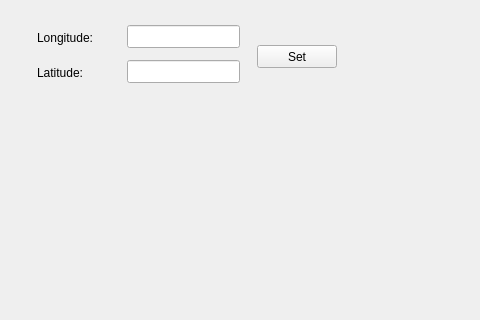
c1rrandhu/Maps-API, file main.ui: the form before one commit; both pictures show x 373 to 853 and y 0 to 320 of the 853 by 714 pixel window.
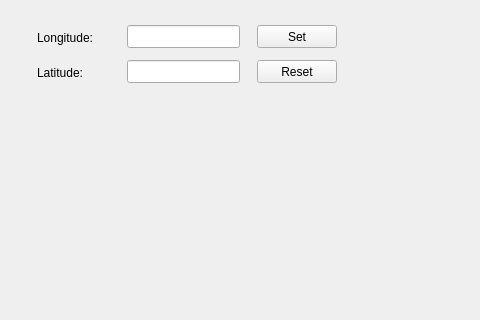
The form after the commit.

The edit to the form file:
```diff
--- a/main.ui
+++ b/main.ui
@@ -87,7 +87,7 @@
     <property name="geometry">
      <rect>
       <x>630</x>
-      <y>45</y>
+      <y>25</y>
       <width>80</width>
       <height>23</height>
      </rect>
@@ -109,6 +109,19 @@
      <string>Longitude:</string>
     </property>
    </widget>
+   <widget class="QPushButton" name="reset_button">
+    <property name="geometry">
+     <rect>
+      <x>630</x>
+      <y>60</y>
+      <width>80</width>
+      <height>23</height>
+     </rect>
+    </property>
+    <property name="text">
+     <string>Reset</string>
+    </property>
+   </widget>
   </widget>
   <widget class="QMenuBar" name="menubar">
    <property name="geometry">
```
